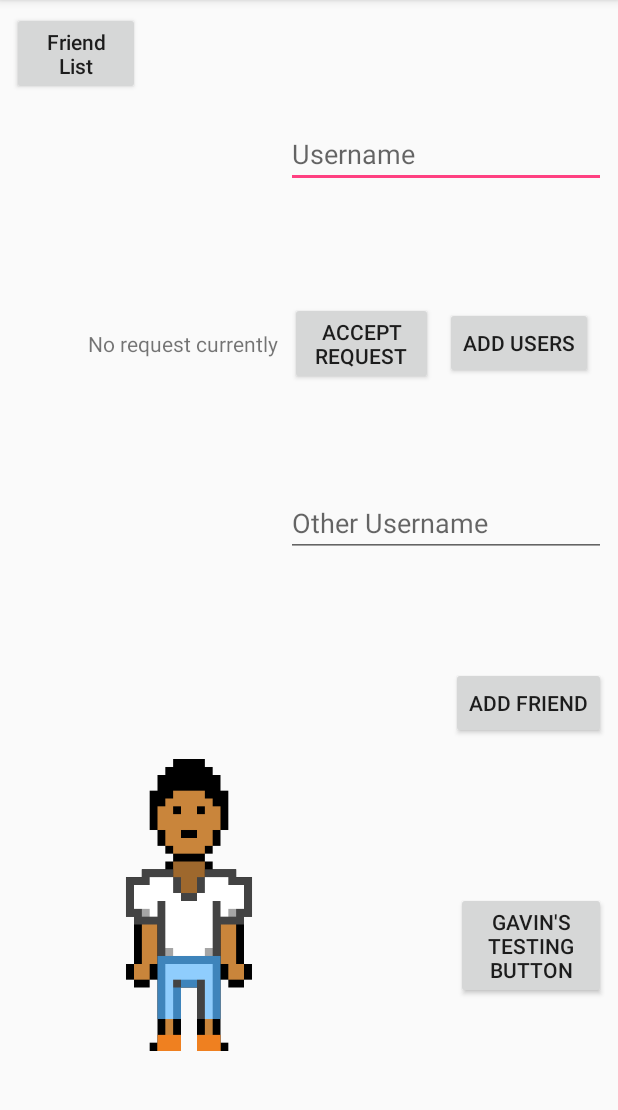
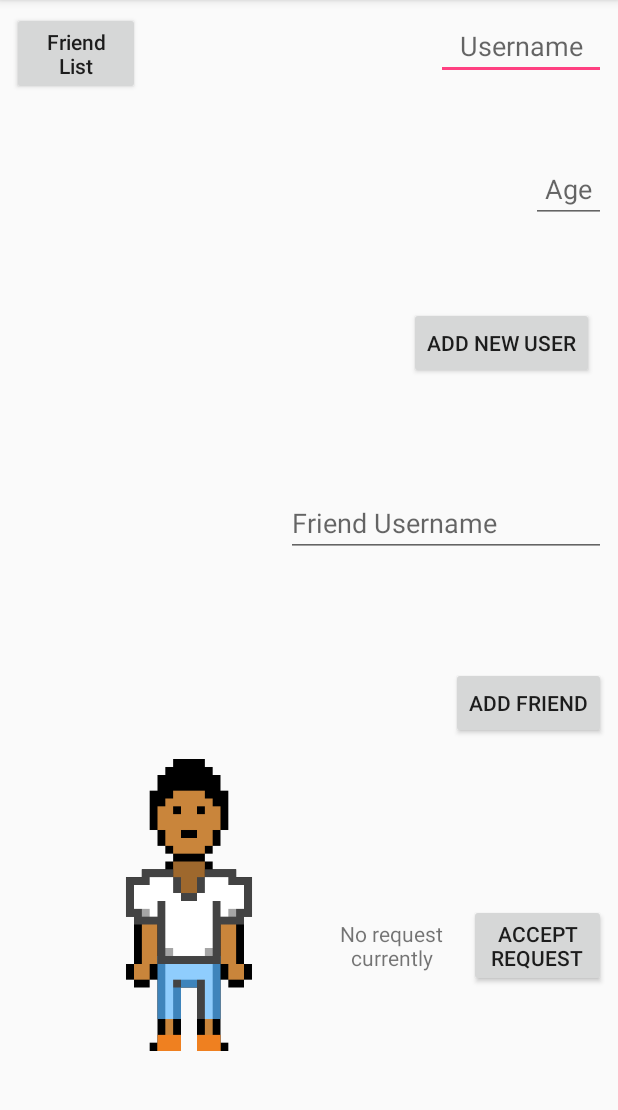
Before and after one commit to 6gav/StepCounter, an Android app: the FriendsActivity screen opened directly, with no data from a screen before it, on a phone screen of 412 x 824 dp, the part 84-1194 px from its top. Run offline under Robolectric (Android 15) with nearby library versions, the phone set to English and light mode, and no system bars; our stand-ins replace Firebase (no records; nobody signed in at launch, a user with empty details on screens opened directly); libraries missing offline, so code that uses them is left out: com.firebase.ui.

Commit message:
Small Friends edits and age now stored with User

```diff
--- a/app/src/main/java/com/usfit/stepcounter/FriendsActivity.java
+++ b/app/src/main/java/com/usfit/stepcounter/FriendsActivity.java
@@ -49,7 +49,7 @@ public class FriendsActivity extends AppCompatActivity {
     FriendRequestHolder currentRequest;
 
     //Components
-    EditText currentUsername;
+    EditText currentUsername, currentAge;
     TextView currentRequestTextView;
 
     ImageView playerTop, playerBot, playerFoot;
@@ -60,6 +60,7 @@ public class FriendsActivity extends AppCompatActivity {
 
     List<UserInfoPackage> tempList;
     ChildEventListener requestChildListener, acceptChildListener;
+    ValueEventListener outfitEventListener;
 
 
 
@@ -105,12 +106,15 @@ public class FriendsActivity extends AppCompatActivity {
 
         currentRequestTextView = findViewById(R.id.currentRequestTextView);
 
+        currentAge = findViewById(R.id.userAgeInput);
+
 
         //Preferences
         outfitPrefs = getApplicationContext().getSharedPreferences("com.usfit.stepcounter.marketplace",MODE_PRIVATE);
 
 
-
+        AddOutfitListener();
+        LoadOutfit();
         ListenForRequests();
         ListenForAccepts();
 
@@ -119,6 +123,7 @@ public class FriendsActivity extends AppCompatActivity {
     public void AddUser(View v){
         if(currentUser == null){
             currentUser = new User(currentUsername.getText().toString(), LoggedUser.getEmail());
+            currentUser.uAge = Integer.valueOf(currentAge.getText().toString());
         }
         SaveOutfit();
         SaveUser();
@@ -189,10 +194,33 @@ public class FriendsActivity extends AppCompatActivity {
         FirebaseAuth.getInstance().signOut();
     }
 
+    private void AddOutfitListener(){
+        outfitEventListener = new ValueEventListener() {
+            @Override
+            public void onDataChange(@NonNull DataSnapshot dataSnapshot) {
+                displayedUser = dataSnapshot.getValue(User.class);
+            }
+
+            @Override
+            public void onCancelled(@NonNull DatabaseError databaseError) {
+
+            }
+        };
+    }
+
     private void LoadOutfit(){
-        playerFoot.setImageDrawable(getResources().getDrawable(displayedUser.footWear));
-        playerTop.setImageDrawable(getResources().getDrawable(displayedUser.topWear));
-        playerBot.setImageDrawable(getResources().getDrawable(displayedUser.bottomWear));
+        if(currentRequest != null) {
+            usersRef.child(currentRequest.senderID).addValueEventListener(outfitEventListener);
+            playerFoot.setImageDrawable(getResources().getDrawable(displayedUser.footWear));
+            playerTop.setImageDrawable(getResources().getDrawable(displayedUser.topWear));
+            playerBot.setImageDrawable(getResources().getDrawable(displayedUser.bottomWear));
+        }
+        else {
+            displayedUser = new User();
+            playerFoot.setImageDrawable(getResources().getDrawable(displayedUser.footWear));
+            playerTop.setImageDrawable(getResources().getDrawable(displayedUser.topWear));
+            playerBot.setImageDrawable(getResources().getDrawable(displayedUser.bottomWear));
+        }
     }
 
     public void ListenForRequests(){
@@ -296,6 +324,9 @@ public class FriendsActivity extends AppCompatActivity {
 
 
             currentRequest = null;
+            requestHolderList.clear();;
+
+            LoadRequests();
         }
         else
             Toast.makeText(this, "You have no friend request at the moment.", Toast.LENGTH_SHORT).show();
@@ -303,13 +334,14 @@ public class FriendsActivity extends AppCompatActivity {
     }
 
     public void LoadRequests() {
-        if (requestHolderList.get(0) != null) {
+        if (!requestHolderList.isEmpty()) {
             currentRequest = requestHolderList.get(0);
             currentRequestTextView.setText(currentRequest.sender);
         } else {
             currentRequestTextView.setText(R.string.NoRequestCurrently);
             requestHolderList.clear();
         }
+        LoadOutfit();
     }
 
     public void ToFriendsList(View v){
--- a/app/src/main/java/com/usfit/stepcounter/User.java
+++ b/app/src/main/java/com/usfit/stepcounter/User.java
@@ -26,10 +26,12 @@ public class User {
 
     public String username, email, myKey;
 
-    public int topWear, bottomWear, footWear;
+    public int topWear, bottomWear, footWear, uAge;
 
     public User(){
-
+        topWear = R.drawable.outfit_t00;
+        bottomWear = R.drawable.outfit_b00;
+        footWear = R.drawable.outfit_f00;
     }
 
     public User(String username, String email){
--- a/app/src/main/res/layout/activity_friends.xml
+++ b/app/src/main/res/layout/activity_friends.xml
@@ -15,7 +15,7 @@
         android:layout_marginStart="8dp"
         android:layout_marginTop="8dp"
         android:onClick="AddUser"
-        android:text="Add Users"
+        android:text="Add New User"
         app:layout_constraintBottom_toBottomOf="parent"
         app:layout_constraintEnd_toEndOf="parent"
         app:layout_constraintHorizontal_bias="0.97"
@@ -42,7 +42,7 @@
 
     <EditText
         android:id="@+id/myUserPlainText"
-        android:layout_width="wrap_content"
+        android:layout_width="113dp"
         android:layout_height="wrap_content"
         android:layout_marginBottom="8dp"
         android:layout_marginEnd="8dp"
@@ -51,11 +51,13 @@
         android:ems="10"
         android:hint="Username"
         android:inputType="textPersonName"
+        android:textAlignment="center"
         app:layout_constraintBottom_toTopOf="@+id/addUsersButton"
         app:layout_constraintEnd_toEndOf="parent"
         app:layout_constraintHorizontal_bias="1.0"
         app:layout_constraintStart_toStartOf="parent"
-        app:layout_constraintTop_toTopOf="parent" />
+        app:layout_constraintTop_toTopOf="parent"
+        app:layout_constraintVertical_bias="0.0" />
 
     <EditText
         android:id="@+id/otherUserPlainText"
@@ -66,7 +68,7 @@
         android:layout_marginStart="8dp"
         android:layout_marginTop="8dp"
         android:ems="10"
-        android:hint="Other Username"
+        android:hint="Friend Username"
         android:inputType="textPersonName"
         app:layout_constraintBottom_toTopOf="@+id/addUsersButton2"
         app:layout_constraintEnd_toEndOf="parent"
@@ -89,6 +91,20 @@
         app:srcCompat="@drawable/player" />
 
     <ImageView
+        android:id="@+id/playerBottomImage"
+        android:layout_width="252dp"
+        android:layout_height="387dp"
+        android:layout_marginEnd="8dp"
+        android:layout_marginTop="8dp"
+        app:layout_constraintBottom_toBottomOf="parent"
+        app:layout_constraintEnd_toEndOf="parent"
+        app:layout_constraintHorizontal_bias="0.0"
+        app:layout_constraintStart_toStartOf="parent"
+        app:layout_constraintTop_toTopOf="parent"
+        app:layout_constraintVertical_bias="1.0"
+        app:srcCompat="@drawable/outfit_b00" />
+
+    <ImageView
         android:id="@+id/playerShirtImage"
         android:layout_width="252dp"
         android:layout_height="387dp"
@@ -101,20 +117,6 @@
         app:layout_constraintTop_toTopOf="parent"
         app:layout_constraintVertical_bias="1.0"
         app:srcCompat="@drawable/outfit_t00" />
-
-    <ImageView
-        android:id="@+id/playerBottomImage"
-        android:layout_width="252dp"
-        android:layout_height="387dp"
-        android:layout_marginEnd="8dp"
-        android:layout_marginTop="8dp"
-        app:layout_constraintBottom_toBottomOf="parent"
-        app:layout_constraintEnd_toEndOf="parent"
-        app:layout_constraintHorizontal_bias="0.0"
-        app:layout_constraintStart_toStartOf="parent"
-        app:layout_constraintTop_toTopOf="parent"
-        app:layout_constraintVertical_bias="1.0"
-        app:srcCompat="@drawable/outfit_b00" />
 
     <ImageView
         android:id="@+id/playerFootImage"
@@ -139,6 +141,7 @@
         android:layout_marginStart="8dp"
         android:layout_marginTop="8dp"
         android:text="Gavin's Testing Button"
+        android:visibility="gone"
         app:layout_constraintBottom_toBottomOf="parent"
         app:layout_constraintEnd_toEndOf="parent"
         app:layout_constraintHorizontal_bias="1.0"
@@ -147,27 +150,30 @@
 
     <Button
         android:id="@+id/acceptRequestButton"
-        android:layout_width="95dp"
+        android:layout_width="91dp"
         android:layout_height="wrap_content"
+        android:layout_marginBottom="8dp"
         android:layout_marginEnd="8dp"
         android:layout_marginStart="8dp"
+        android:layout_marginTop="8dp"
         android:onClick="AcceptRequest"
         android:text="Accept Request"
-        app:layout_constraintBottom_toBottomOf="@+id/addUsersButton"
-        app:layout_constraintEnd_toStartOf="@+id/addUsersButton"
+        app:layout_constraintBottom_toBottomOf="parent"
+        app:layout_constraintEnd_toEndOf="parent"
         app:layout_constraintHorizontal_bias="1.0"
         app:layout_constraintStart_toStartOf="parent"
-        app:layout_constraintTop_toTopOf="@+id/addUsersButton" />
+        app:layout_constraintTop_toBottomOf="@+id/addUsersButton2" />
 
     <TextView
         android:id="@+id/currentRequestTextView"
-        android:layout_width="wrap_content"
+        android:layout_width="87dp"
         android:layout_height="wrap_content"
         android:layout_marginBottom="8dp"
         android:layout_marginEnd="8dp"
         android:layout_marginStart="8dp"
         android:layout_marginTop="8dp"
         android:text="@string/NoRequestCurrently"
+        android:textAlignment="center"
         app:layout_constraintBottom_toBottomOf="@+id/acceptRequestButton"
         app:layout_constraintEnd_toStartOf="@+id/acceptRequestButton"
         app:layout_constraintHorizontal_bias="1.0"
@@ -192,4 +198,22 @@
         app:layout_constraintTop_toTopOf="parent"
         app:layout_constraintVertical_bias="0.0" />
 
+    <EditText
+        android:id="@+id/userAgeInput"
+        android:layout_width="50dp"
+        android:layout_height="wrap_content"
+        android:layout_marginBottom="8dp"
+        android:layout_marginEnd="8dp"
+        android:layout_marginTop="8dp"
+        android:ems="10"
+        android:hint="Age"
+        android:inputType="number"
+        android:textAlignment="center"
+        app:layout_constraintBottom_toTopOf="@+id/addUsersButton"
+        app:layout_constraintEnd_toEndOf="parent"
+        app:layout_constraintHorizontal_bias="1.0"
+        app:layout_constraintStart_toStartOf="@+id/myUserPlainText"
+        app:layout_constraintTop_toBottomOf="@+id/myUserPlainText"
+        app:layout_constraintVertical_bias="0.47" />
+
 </android.support.constraint.ConstraintLayout>
```
